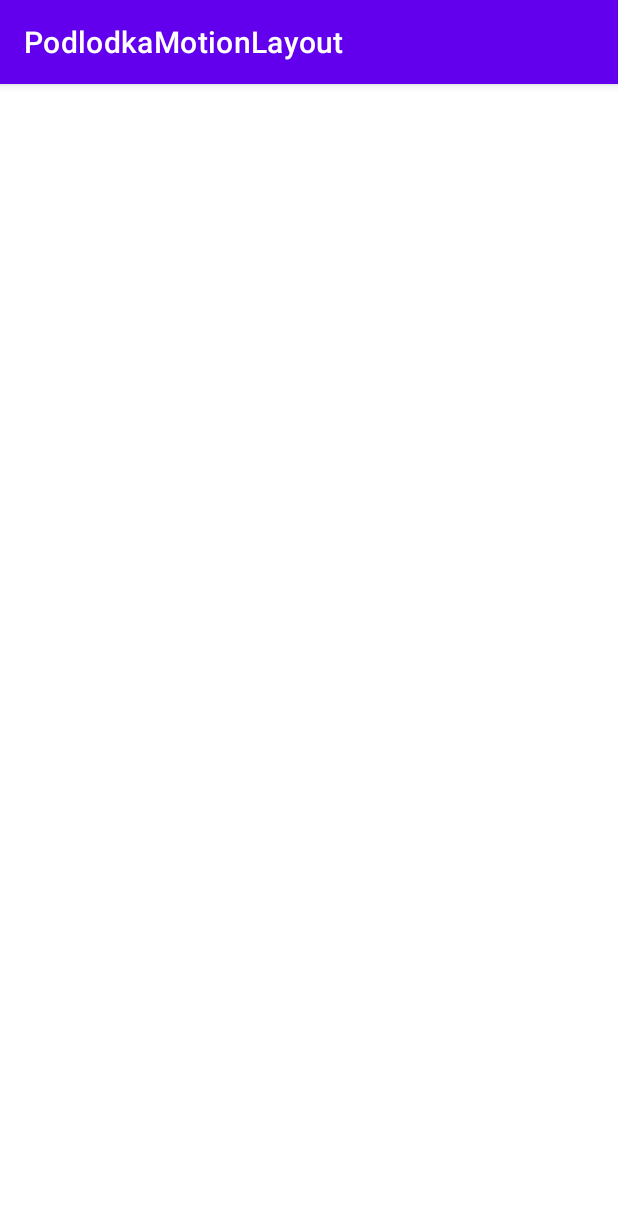
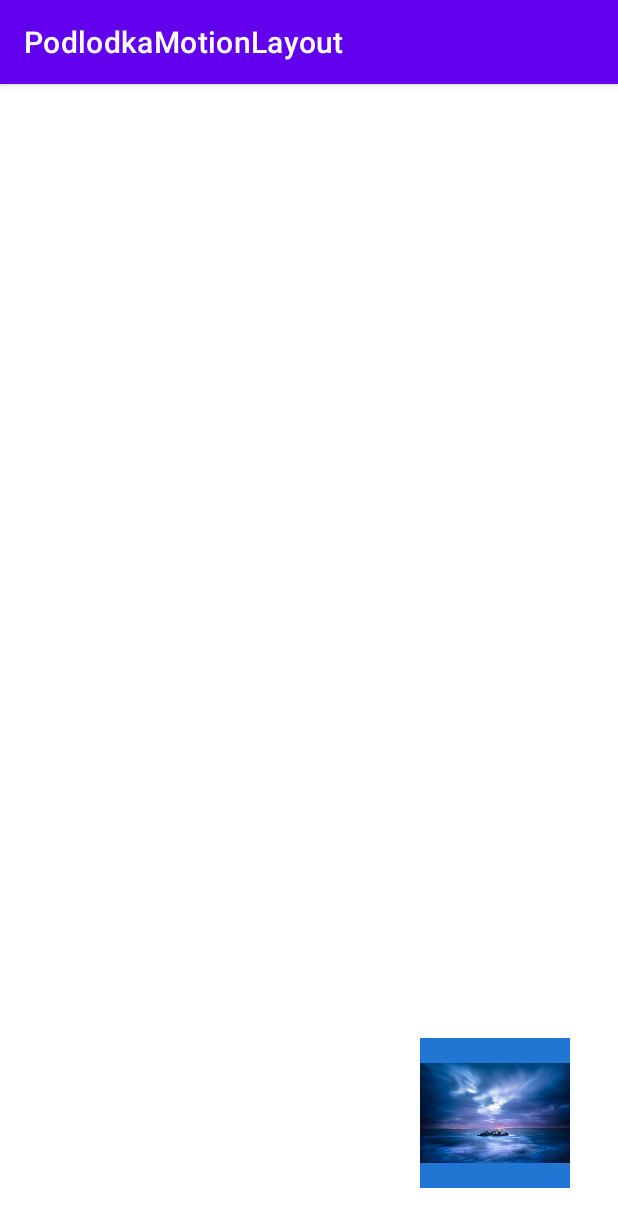
Before and after one commit to ivametal/PodlodkaMotionLayoutHomework, an Android app: the screen it shows after launch (MainActivity), on a phone screen of 412 x 824 dp. Shown: the top 1227 px of the screen. Run offline under Robolectric (Android 15) with nearby library versions, the phone set to English and light mode, and no system bars.

Commit message:
Homework aleien

```diff
--- a/app/src/main/java/com/example/podlodkamotionlayout/FirstFragment.kt
+++ b/app/src/main/java/com/example/podlodkamotionlayout/FirstFragment.kt
@@ -2,5 +2,4 @@ package com.example.podlodkamotionlayout
 
 import androidx.fragment.app.Fragment
 
-class FirstFragment: Fragment(R.layout.fragment_first) {
-}
+class FirstFragment : Fragment(R.layout.fragment_first)
--- a/app/src/main/java/com/example/podlodkamotionlayout/MainActivity.kt
+++ b/app/src/main/java/com/example/podlodkamotionlayout/MainActivity.kt
@@ -6,11 +6,64 @@ import androidx.constraintlayout.motion.widget.MotionLayout
 import androidx.fragment.app.Fragment
 import kotlin.math.abs
 
-class MainActivity : AppCompatActivity() {
+class MainActivity : AppCompatActivity(), MotionLayout.TransitionListener {
+
+    private var fragment : Fragment? = null
+    private var lastProgress = 0f
 
     override fun onCreate(savedInstanceState: Bundle?) {
         super.onCreate(savedInstanceState)
         setContentView(R.layout.activity_main)
-        findViewById<MotionLayout>(R.id.motionLayout)
+        val motionLayout = findViewById<MotionLayout>(R.id.motionLayout)
+        if (savedInstanceState == null) {
+            fragment = FirstFragment().also {
+                supportFragmentManager.beginTransaction()
+                    .replace(R.id.container, it)
+                    .commitNow()
+            }
+        }
+        motionLayout.setTransitionListener(this)
+    }
+
+    override fun onTransitionStarted(p0: MotionLayout?, p1: Int, p2: Int) {
+        println("On transition started")
+    }
+
+    override fun onTransitionChange(p0: MotionLayout?, p1: Int, p2: Int, p3: Float) {
+        if (p3 - lastProgress > 0) {
+            val atEnd = abs(p3 - 1f) < 0.1f
+            if (atEnd && fragment is FirstFragment) {
+                val transaction = supportFragmentManager.beginTransaction()
+                transaction
+                    .setCustomAnimations(R.animator.show, 0)
+                fragment = SecondFragment().also {
+                    transaction
+                        .setCustomAnimations(R.animator.show, 0)
+                        .replace(R.id.container, it)
+                        .commitNow()
+                }
+            }
+        } else {
+            val atStart = p3 < 0.9f
+            if (atStart && fragment is SecondFragment) {
+                val transaction = supportFragmentManager.beginTransaction()
+                transaction
+                    .setCustomAnimations(0, R.animator.hide)
+                fragment = FirstFragment().also {
+                    transaction
+                        .replace(R.id.container, it)
+                        .commitNow()
+                }
+            }
+        }
+        lastProgress = p3
+    }
+
+    override fun onTransitionCompleted(p0: MotionLayout?, p1: Int) {
+        println("On transition complete")
+    }
+
+    override fun onTransitionTrigger(p0: MotionLayout?, p1: Int, p2: Boolean, p3: Float) {
+        println("On transition trigger")
     }
 }
--- /dev/null
+++ b/app/src/main/res/animator/hide.xml
@@ -0,0 +1,8 @@
+<?xml version="1.0" encoding="utf-8"?>
+<objectAnimator
+    xmlns:android="http://schemas.android.com/apk/res/android"
+    android:propertyName="onHide"
+    android:valueType="floatType"
+    android:valueFrom="0"
+    android:valueTo="1"
+    android:duration="100"/>
--- /dev/null
+++ b/app/src/main/res/animator/show.xml
@@ -0,0 +1,8 @@
+<?xml version="1.0" encoding="utf-8"?>
+<objectAnimator
+    xmlns:android="http://schemas.android.com/apk/res/android"
+    android:propertyName="onShow"
+    android:valueType="floatType"
+    android:valueFrom="0"
+    android:valueTo="1"
+    android:duration="100"/>
--- a/app/src/main/res/layout/activity_main.xml
+++ b/app/src/main/res/layout/activity_main.xml
@@ -8,7 +8,7 @@
     app:layoutDescription="@xml/main_scene"
     tools:context=".MainActivity">
 
-    <FrameLayout
+    <com.example.podlodkamotionlayout.TouchFrameLayout
         android:id="@+id/container"
         android:layout_width="100dp"
         android:layout_height="100dp"
--- a/app/src/main/res/layout/fragment_first.xml
+++ b/app/src/main/res/layout/fragment_first.xml
@@ -2,6 +2,7 @@
 <androidx.constraintlayout.widget.ConstraintLayout xmlns:android="http://schemas.android.com/apk/res/android"
     android:layout_width="match_parent"
     android:layout_height="match_parent"
+    android:background="#2276D3"
     xmlns:app="http://schemas.android.com/apk/res-auto">
 
     <ImageView
--- a/app/src/main/res/layout/fragment_second.xml
+++ b/app/src/main/res/layout/fragment_second.xml
@@ -5,6 +5,7 @@
     android:id="@+id/main"
     android:layout_width="match_parent"
     android:layout_height="match_parent"
+    android:background="#2276D3"
     app:layoutDescription="@xml/scene_second_fragment">
 
     <com.example.podlodkamotionlayout.FadeIn
--- a/app/src/main/res/xml/main_scene.xml
+++ b/app/src/main/res/xml/main_scene.xml
@@ -2,4 +2,40 @@
 <MotionScene xmlns:android="http://schemas.android.com/apk/res/android"
     xmlns:motion="http://schemas.android.com/apk/res-auto"
     android:id="@+id/motionLayout">
+
+    <Transition
+        motion:constraintSetEnd="@+id/end"
+        motion:constraintSetStart="@+id/start"
+        motion:duration="1000"
+        motion:motionInterpolator="linear" >
+
+        <OnSwipe
+            motion:touchAnchorId="@+id/container"
+            motion:touchAnchorSide="top"
+            motion:dragDirection="dragUp" />
+    </Transition>
+
+    <ConstraintSet android:id="@+id/start">
+
+        <Constraint
+            android:id="@+id/container"
+            android:layout_marginEnd="32dp"
+            android:layout_marginBottom="32dp"
+            android:layout_width="100dp"
+            android:layout_height="100dp"
+            motion:layout_constraintBottom_toBottomOf="parent"
+            motion:layout_constraintEnd_toEndOf="parent">
+        </Constraint>
+    </ConstraintSet>
+
+    <ConstraintSet android:id="@+id/end">
+
+        <Constraint
+            android:id="@id/container"
+            android:layout_width="match_parent"
+            android:layout_height="0dp"
+            motion:layout_constraintTop_toTopOf="parent"
+            motion:layout_constraintBottom_toBottomOf="parent"/>
+    </ConstraintSet>
+
 </MotionScene>
```
Also changed, not shown: app/src/main/java/com/example/podlodkamotionlayout/FadeIn.kt (added, +17 -0 lines), app/src/main/java/com/example/podlodkamotionlayout/FadeOut.kt (added, +17 -0 lines), app/src/main/java/com/example/podlodkamotionlayout/TouchFrameLayout.kt (added, +38 -0 lines), app/src/main/res/xml/scene_second_fragment.xml (+28 -0 lines), 1 other file.
